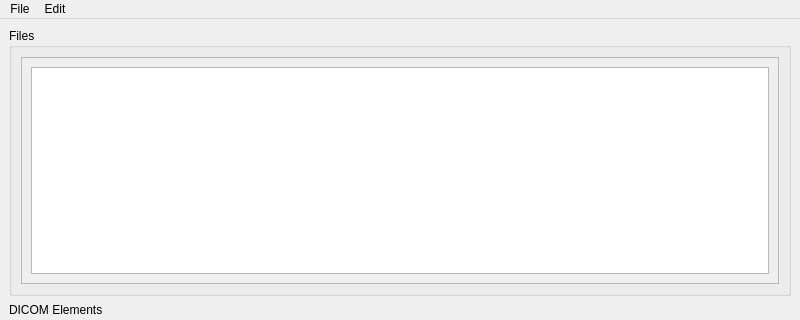
Old version of the form dcmqtreepy/mainwindow.ui in the repository sjswerdloff/dcmQTreePy; both pictures show x 0 to 800 and y 0 to 320 of the 800 by 600 pixel window.
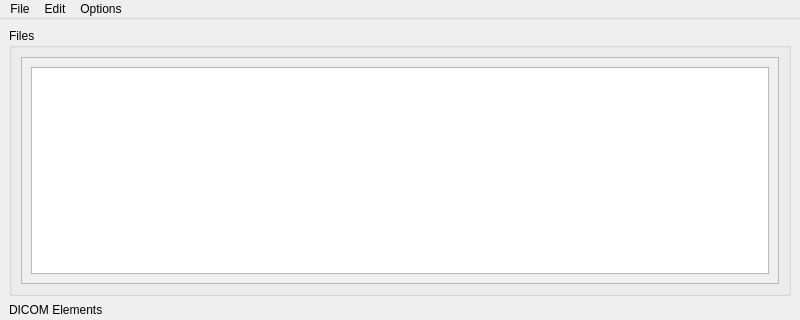
New version of the form.

What changed in the file:
```diff
--- a/dcmqtreepy/mainwindow.ui
+++ b/dcmqtreepy/mainwindow.ui
@@ -163,8 +163,15 @@
     <addaction name="actionAdd_Private_Element"/>
     <addaction name="actionDelete_Element"/>
    </widget>
+   <widget class="QMenu" name="menuOptions">
+    <property name="title">
+     <string>Options</string>
+    </property>
+    <addaction name="actionView_Image"/>
+   </widget>
    <addaction name="menuMain_Window"/>
    <addaction name="menuEdit"/>
+   <addaction name="menuOptions"/>
   </widget>
   <widget class="QStatusBar" name="statusbar"/>
   <action name="actionFile">
```
Left out of the diff: 5 changed lines with no effect on the pictures.
